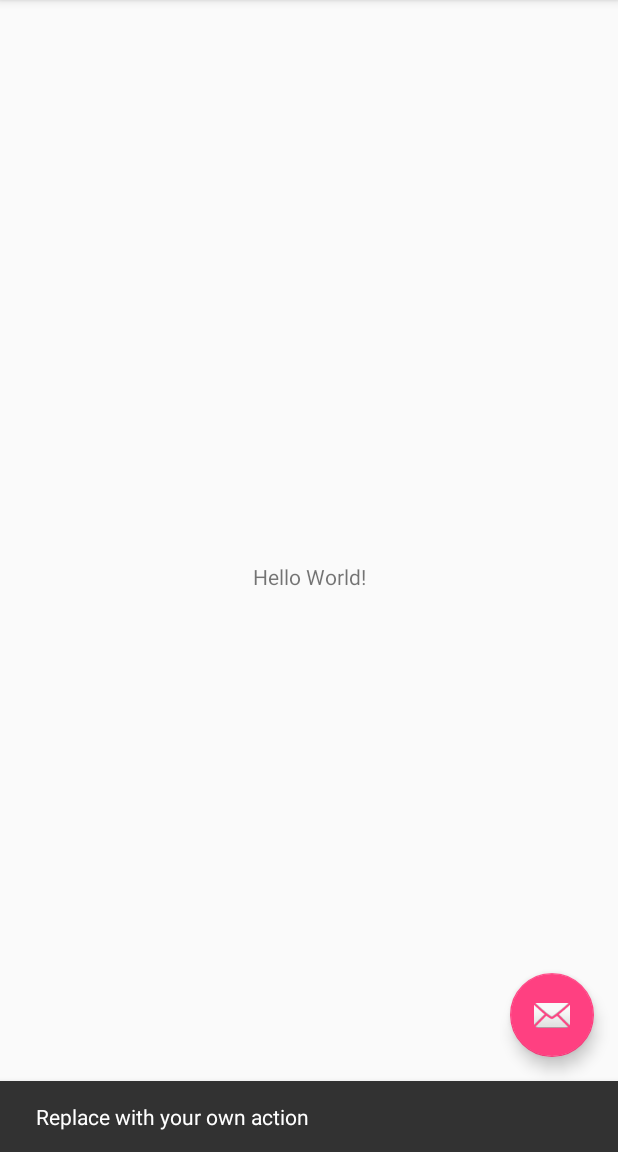
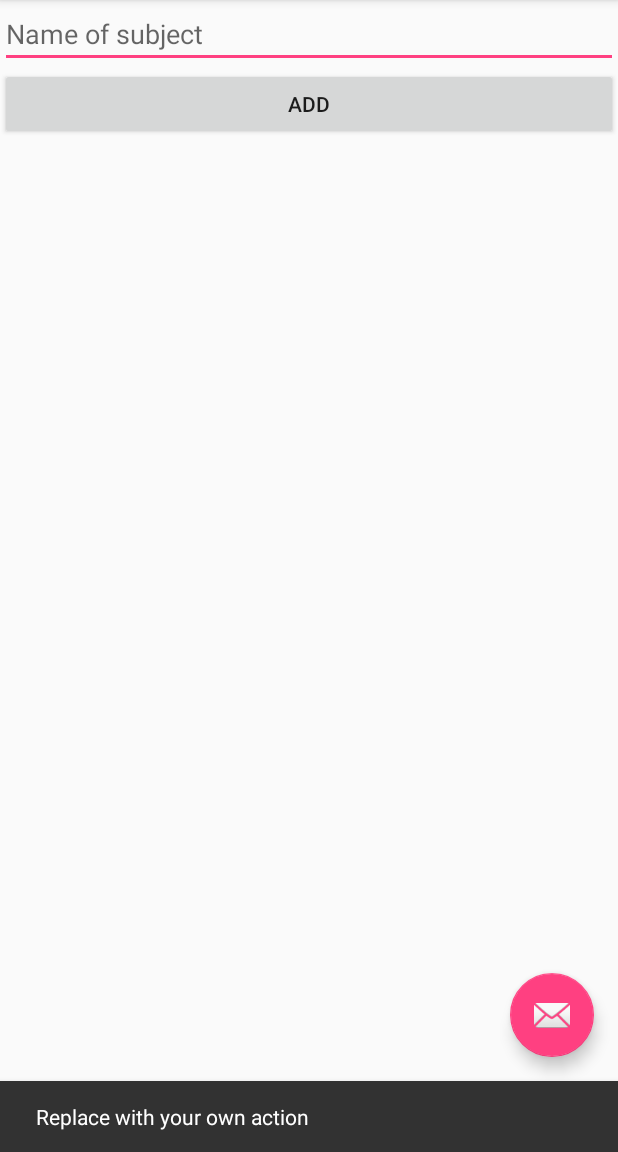
Before and after one commit to kknine/review-reminder-android, an Android app: the screen it shows after launch (MainActivity), after a tap on an icon or button, on a phone screen of 412 x 824 dp, the part 84-1236 px from its top. Run offline under Robolectric (Android 15) with nearby library versions, the phone set to English and light mode, and no system bars.

Commit message:
Create database, model, basic display and addition
Implement RecyclerView with custom Adapter showing all subjects
Implement addition of new subjects

```diff
--- a/ReviewReminder/app/build.gradle
+++ b/ReviewReminder/app/build.gradle
@@ -25,6 +25,7 @@ dependencies {
         exclude group: 'com.android.support', module: 'support-annotations'
     })
     compile 'com.android.support:appcompat-v7:25.3.1'
+    compile 'com.android.support:recyclerview-v7:25.3.1'
     compile 'com.android.support.constraint:constraint-layout:1.0.2'
     compile 'com.android.support:design:25.3.1'
     testCompile 'junit:junit:4.12'
--- a/ReviewReminder/app/src/main/java/com/kk9software/reviewreminder/MainActivity.java
+++ b/ReviewReminder/app/src/main/java/com/kk9software/reviewreminder/MainActivity.java
@@ -4,13 +4,23 @@ import android.os.Bundle;
 import android.support.design.widget.FloatingActionButton;
 import android.support.design.widget.Snackbar;
 import android.support.v7.app.AppCompatActivity;
+import android.support.v7.widget.LinearLayoutManager;
+import android.support.v7.widget.RecyclerView;
 import android.support.v7.widget.Toolbar;
 import android.view.View;
 import android.view.Menu;
 import android.view.MenuItem;
+import android.widget.EditText;
+
+import com.kk9software.reviewreminder.data.DBHelper;
+import com.kk9software.reviewreminder.model.Subject;
+
+import java.util.Calendar;
 
 public class MainActivity extends AppCompatActivity {
 
+    private DBHelper db;
+    private ReviewAdapter reviewAdapter;
     @Override
     protected void onCreate(Bundle savedInstanceState) {
         super.onCreate(savedInstanceState);
@@ -26,6 +36,12 @@ public class MainActivity extends AppCompatActivity {
                         .setAction("Action", null).show();
             }
         });
+        db = new DBHelper(this);
+        reviewAdapter = new ReviewAdapter(db.getAllSubjects());
+        RecyclerView ReviewList = (RecyclerView) findViewById(R.id.main_recycler);
+        ReviewList.setHasFixedSize(true);
+        ReviewList.setLayoutManager(new LinearLayoutManager(this));
+        ReviewList.setAdapter(reviewAdapter);
     }
 
     @Override
@@ -49,4 +65,12 @@ public class MainActivity extends AppCompatActivity {
 
         return super.onOptionsItemSelected(item);
     }
+    public void addSubject(View v) {
+        EditText et_subjectName = (EditText) findViewById(R.id.main_subject_name);
+        Calendar cal = Calendar.getInstance();
+        Subject subjectToAdd = new Subject(et_subjectName.getText().toString(),cal.getTimeInMillis());
+        db.addSubject(subjectToAdd);
+        reviewAdapter.swapCursor(db.getAllSubjects());
+
+    }
 }
--- /dev/null
+++ b/ReviewReminder/app/src/main/java/com/kk9software/reviewreminder/ReviewAdapter.java
@@ -0,0 +1,56 @@
+package com.kk9software.reviewreminder;
+
+
+import android.content.Context;
+import android.database.Cursor;
+import android.support.v7.widget.RecyclerView;
+import android.view.LayoutInflater;
+import android.view.View;
+import android.view.ViewGroup;
+import android.widget.TextView;
+
+import com.kk9software.reviewreminder.data.ReviewContract;
+import com.kk9software.reviewreminder.model.Subject;
+
+import java.util.ArrayList;
+
+public class ReviewAdapter extends RecyclerView.Adapter<ReviewAdapter.ReviewViewHolder> {
+
+    private ArrayList<Subject> mSubjectList;
+    public ReviewAdapter(ArrayList<Subject> subjectList) {
+        this.mSubjectList = subjectList;
+    }
+
+    @Override
+    public ReviewViewHolder onCreateViewHolder(ViewGroup parent, int viewType) {
+        final View view = LayoutInflater.from(parent.getContext()).inflate(R.layout.list_item_review, parent, false);
+        return new ReviewViewHolder(view);
+    }
+
+    @Override
+    public void onBindViewHolder(ReviewViewHolder holder, int position) {
+        if(mSubjectList.size()<=position)
+            return;
+        holder.bind(mSubjectList.get(position));
+    }
+
+    @Override
+    public int getItemCount() {
+        return mSubjectList.size();
+    }
+    public void swapCursor(ArrayList<Subject> newSubjectList) {
+        mSubjectList = newSubjectList;
+        this.notifyDataSetChanged();
+    }
+
+    class ReviewViewHolder extends RecyclerView.ViewHolder {
+        TextView reviewName;
+        public ReviewViewHolder(View itemView) {
+            super(itemView);
+            reviewName = (TextView) itemView.findViewById(R.id.lir_text);
+        }
+        public void bind(Subject subjectToDisplay) {
+            reviewName.setText(subjectToDisplay.getName());
+        }
+    }
+}
--- /dev/null
+++ b/ReviewReminder/app/src/main/java/com/kk9software/reviewreminder/data/DBHelper.java
@@ -0,0 +1,67 @@
+package com.kk9software.reviewreminder.data;
+
+import android.content.ContentValues;
+import android.content.Context;
+import android.database.Cursor;
+import android.database.sqlite.SQLiteDatabase;
+import android.database.sqlite.SQLiteOpenHelper;
+import android.util.TimeUtils;
+
+import com.kk9software.reviewreminder.data.ReviewContract.*;
+import com.kk9software.reviewreminder.model.Subject;
+
+import java.util.ArrayList;
+import java.util.Calendar;
+
+
+public class DBHelper extends SQLiteOpenHelper {
+    public static final String DATABASE_NAME = "reviews.db";
+    public static final int DATABASE_VERSION = 1;
+
+    public DBHelper(Context context) {
+        super(context,DATABASE_NAME,null,DATABASE_VERSION);
+    }
+
+    @Override
+    public void onCreate(SQLiteDatabase db) {
+        String SQLITE_CREATE_SUBJECTS_TABLE = "CREATE TABLE " +
+                SubjectEntry.TABLE_NAME + " (" +
+                SubjectEntry._ID + " INTEGER PRIMARY KEY AUTOINCREMENT, " +
+                SubjectEntry.COLUMN_SUBJECT_NAME + " TEXT NOT NULL, " +
+                SubjectEntry.COLUMN_LEARN_TIME + " LONG NOT NULL" +
+                ");";
+        String SQLITE_CREATE_REMINDERS_TABLE = "CREATE TABLE " +
+                ReminderEntry.TABLE_NAME + " (" +
+                ReminderEntry._ID + " INTEGER PRIMARY KEY AUTOINCREMENT, " +
+                ReminderEntry.COLUMN_SUBJECT_ID + " INTEGER NOT NULL, " +
+                ReminderEntry.COLUMN_REMINDER_TIME + " LONG NOT NULL" +
+                ");";
+        db.execSQL(SQLITE_CREATE_SUBJECTS_TABLE);
+        db.execSQL(SQLITE_CREATE_REMINDERS_TABLE);
+    }
+
+    @Override
+    public void onUpgrade(SQLiteDatabase db, int oldVersion, int newVersion) {
+        db.execSQL("DROP TABLE IF EXISTS "+ReminderEntry.TABLE_NAME);
+        db.execSQL("DROP TABLE IF EXISTS "+SubjectEntry.TABLE_NAME);
+        onCreate(db);
+    }
+
+    public ArrayList<Subject> getAllSubjects() {
+        SQLiteDatabase db = this.getReadableDatabase();
+        Cursor c = db.query(SubjectEntry.TABLE_NAME,null,null,null,null,null,null,null);
+        ArrayList<Subject> subjectList = new ArrayList<>();
+        while(c.moveToNext()) {
+            subjectList.add(new Subject(c.getInt(0),c.getString(1),c.getLong(2)));
+        }
+        c.close();
+        return subjectList;
+    }
+    public void addSubject(Subject subject) {
+        SQLiteDatabase db = this.getWritableDatabase();
+        ContentValues cv = new ContentValues();
+        cv.put(SubjectEntry.COLUMN_SUBJECT_NAME,subject.getName());
+        cv.put(SubjectEntry.COLUMN_LEARN_TIME, subject.getLearnTime());
+        db.insert(SubjectEntry.TABLE_NAME,null,cv);
+    }
+}
--- a/ReviewReminder/app/src/main/res/layout/content_main.xml
+++ b/ReviewReminder/app/src/main/res/layout/content_main.xml
@@ -1,20 +1,34 @@
 <?xml version="1.0" encoding="utf-8"?>
-<android.support.constraint.ConstraintLayout xmlns:android="http://schemas.android.com/apk/res/android"
+<LinearLayout xmlns:android="http://schemas.android.com/apk/res/android"
     xmlns:app="http://schemas.android.com/apk/res-auto"
     xmlns:tools="http://schemas.android.com/tools"
     android:layout_width="match_parent"
     android:layout_height="match_parent"
     app:layout_behavior="@string/appbar_scrolling_view_behavior"
     tools:context="com.kk9software.reviewreminder.MainActivity"
-    tools:showIn="@layout/activity_main">
+    tools:showIn="@layout/activity_main"
+    android:orientation="vertical">
 
-    <TextView
-        android:layout_width="wrap_content"
+    <EditText
+        android:id="@+id/main_subject_name"
+        android:layout_width="match_parent"
         android:layout_height="wrap_content"
-        android:text="Hello World!"
-        app:layout_constraintBottom_toBottomOf="parent"
-        app:layout_constraintLeft_toLeftOf="parent"
-        app:layout_constraintRight_toRightOf="parent"
-        app:layout_constraintTop_toTopOf="parent" />
+        android:ems="10"
+        android:hint="Name of subject"
+        android:inputType="textPersonName" />
 
-</android.support.constraint.ConstraintLayout>
+    <Button
+        android:id="@+id/button"
+        android:layout_width="match_parent"
+        android:layout_height="wrap_content"
+        android:onClick="addSubject"
+        android:text="Add" />
+
+    <android.support.v7.widget.RecyclerView
+        android:id="@+id/main_recycler"
+        android:layout_width="match_parent"
+        android:layout_height="wrap_content">
+
+    </android.support.v7.widget.RecyclerView>
+
+</LinearLayout>
--- /dev/null
+++ b/ReviewReminder/app/src/main/res/layout/list_item_review.xml
@@ -0,0 +1,12 @@
+<?xml version="1.0" encoding="utf-8"?>
+<FrameLayout xmlns:android="http://schemas.android.com/apk/res/android"
+    android:layout_width="match_parent"
+    android:layout_height="wrap_content">
+
+    <TextView
+        android:id="@+id/lir_text"
+        android:layout_width="match_parent"
+        android:layout_height="wrap_content"
+        android:text="Hello world"
+        android:textSize="25sp" />
+</FrameLayout>
```
Also changed, not shown: ReviewReminder/app/src/main/java/com/kk9software/reviewreminder/data/ReviewContract.java (added, +18 -0 lines), ReviewReminder/app/src/main/java/com/kk9software/reviewreminder/model/Subject.java (added, +26 -0 lines).
